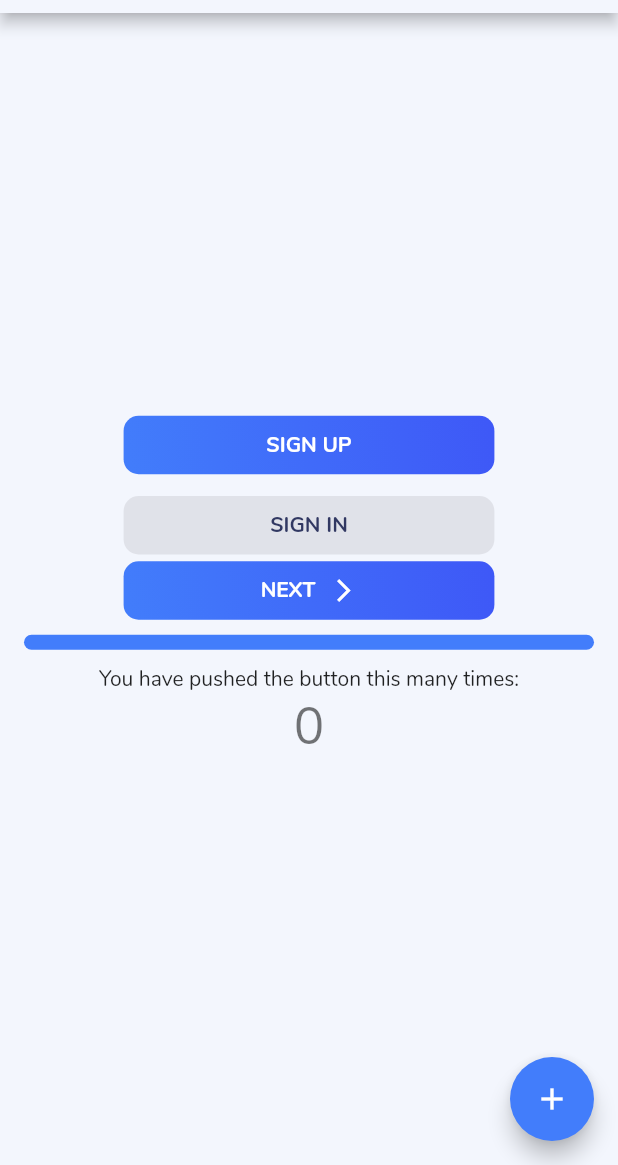
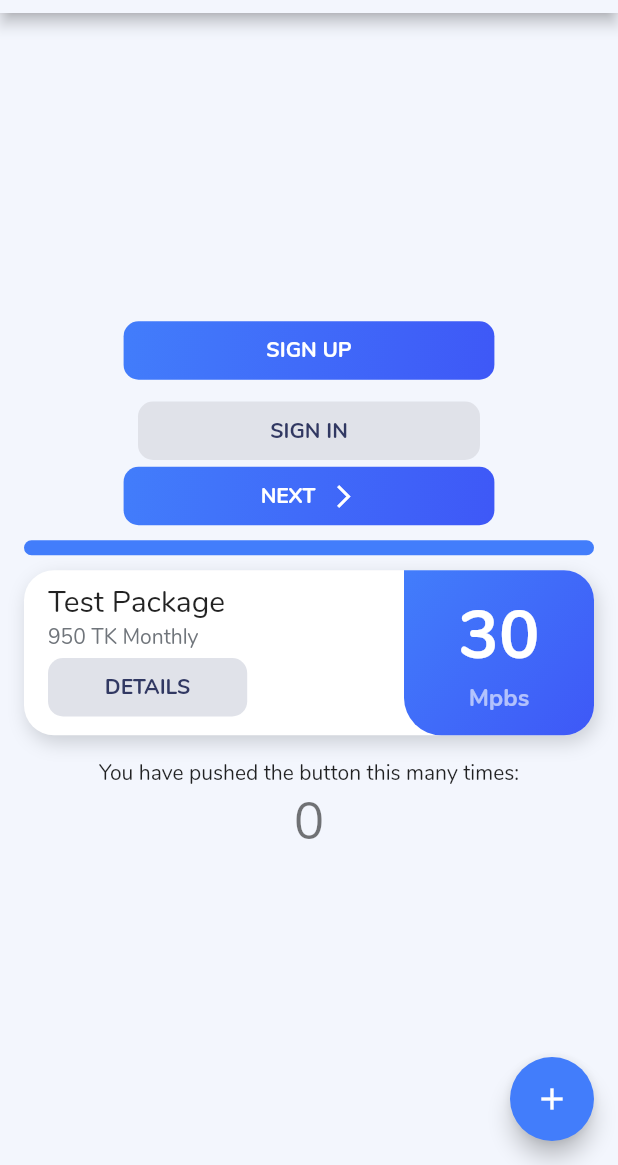
Before and after one commit to abuanwar072/Colbd_Flutter_App, a Flutter app: the screen it shows after launch, on a phone screen of 412 x 824 dp, the part 71-1236 px from its top. Run offline on Flutter 3.47's test engine with Material 2 defaults, Android fonts, the phone set to English and light mode, and no system bars.

Commit message:
package info card created

```diff
--- a/lib/constant.dart
+++ b/lib/constant.dart
@@ -2,11 +2,11 @@ import 'package:flutter/material.dart';
 
 const kSecondaryButtonColor = Color(0xFFE0E2E9);
 const kDefaultButtonColor = LinearGradient(
-  begin: Alignment.topRight,
-  end: Alignment.bottomLeft,
+  begin: Alignment.topLeft,
+  end: Alignment.bottomRight,
   colors: [
+    Color(0xFF427DFB),
     Color(0xFF3E58F7),
-    Color(0xFF427DFB),
   ],
 );
 const kGradientButtonColorBlack = LinearGradient(
--- a/lib/main.dart
+++ b/lib/main.dart
@@ -2,6 +2,7 @@ import 'package:colbd_app/constant.dart';
 import 'package:colbd_app/ui/sizing_information.dart';
 import 'package:colbd_app/ui/ui_utils.dart';
 import 'package:colbd_app/widgets/buttons.dart';
+import 'package:colbd_app/widgets/package_info_car.dart';
 import 'package:colbd_app/widgets/progress_Indicator.dart';
 import 'package:flutter/material.dart';
 
@@ -72,6 +73,12 @@ class _MyHomePageState extends State<MyHomePage> {
               SizedBox(
                 height: 10,
               ),
+              PackageInfoCard(
+                packageName: "Test Package",
+                press: () {},
+                price: 950,
+                speed: 30,
+              ),
               Text(
                 'You have pushed the button this many times:',
               ),
--- a/lib/widgets/buttons.dart
+++ b/lib/widgets/buttons.dart
@@ -1,4 +1,6 @@
 import 'package:colbd_app/constant.dart';
+import 'package:colbd_app/ui/sizing_information.dart';
+import 'package:colbd_app/ui/ui_utils.dart';
 import 'package:flutter/material.dart';
 
 class DefaultButton extends StatelessWidget {
@@ -42,17 +44,27 @@ class DefaultButton extends StatelessWidget {
 class SecondaryButton extends StatelessWidget {
   final String text;
   final Function press;
+  final double width;
 
   const SecondaryButton({
     @required this.press,
     @required this.text,
+    this.width = .6,
     Key key,
   }) : super(key: key);
 
   @override
   Widget build(BuildContext context) {
+    var mediaQuery = MediaQuery.of(context);
+    return LayoutBuilder(builder: (context, boxSizing) {
+      var sizingInformation = SizingInformation(
+        orientation: mediaQuery.orientation,
+        deviceType: getDeviceType(mediaQuery),
+        screenSize: mediaQuery.size,
+        localWidgetSize: Size(boxSizing.maxWidth, boxSizing.maxHeight),
+      );
       return Container(
-      width: MediaQuery.of(context).size.width * .6,
+        width: sizingInformation.localWidgetSize.width * width,
         child: FlatButton(
           padding: EdgeInsets.symmetric(horizontal: 16, vertical: 10),
           onPressed: press,
@@ -62,10 +74,12 @@ class SecondaryButton extends StatelessWidget {
           ),
           child: Text(
             text.toUpperCase(),
-          style: Theme.of(context).textTheme.button.copyWith(color: kTextColor),
+            style:
+                Theme.of(context).textTheme.button.copyWith(color: kTextColor),
           ),
         ),
       );
+    });
   }
 }
 
--- /dev/null
+++ b/lib/widgets/package_info_car.dart
@@ -0,0 +1,111 @@
+import 'package:colbd_app/constant.dart';
+import 'package:colbd_app/ui/sizing_information.dart';
+import 'package:colbd_app/ui/ui_utils.dart';
+import 'package:colbd_app/widgets/buttons.dart';
+import 'package:flutter/material.dart';
+
+class PackageInfoCard extends StatelessWidget {
+  final String packageName;
+  final int price;
+  final int speed;
+  final Function press;
+
+  const PackageInfoCard({
+    @required this.packageName,
+    @required this.press,
+    @required this.price,
+    @required this.speed,
+    Key key,
+  }) : super(key: key);
+
+  @override
+  Widget build(BuildContext context) {
+    // var mediaQuery = MediaQuery.of(context);
+    return LayoutBuilder(builder: (context, boxSizing) {
+      // var sizingInformation = SizingInformation(
+      //   orientation: mediaQuery.orientation,
+      //   deviceType: getDeviceType(mediaQuery),
+      //   screenSize: mediaQuery.size,
+      //   localWidgetSize: Size(boxSizing.maxWidth, boxSizing.maxHeight),
+      // );
+
+      return Container(
+        height: 110,
+        margin: EdgeInsets.only(bottom: 16),
+        decoration: BoxDecoration(
+          color: kWhiteColor,
+          borderRadius: BorderRadius.circular(20),
+          boxShadow: [
+            BoxShadow(
+              offset: Offset(2, 5),
+              blurRadius: 10,
+              color: kGeayTextColor.withOpacity(0.3),
+            ),
+          ],
+        ),
+        child: Row(
+          children: <Widget>[
+            Expanded(
+              flex: 4,
+              child: Container(
+                padding: EdgeInsets.symmetric(horizontal: 16, vertical: 8),
+                // height: 100,
+                child: Column(
+                  crossAxisAlignment: CrossAxisAlignment.start,
+                  mainAxisAlignment: MainAxisAlignment.spaceBetween,
+                  children: <Widget>[
+                    Text(
+                      packageName,
+                      style: Theme.of(context).textTheme.title,
+                      maxLines: 1,
+                      overflow: TextOverflow.ellipsis,
+                    ),
+                    Text(
+                      "$price TK Monthly",
+                      style: Theme.of(context).textTheme.body1.copyWith(
+                            color: kGeayTextColor,
+                          ),
+                    ),
+                    SecondaryButton(press: press, text: "Details")
+                  ],
+                ),
+              ),
+            ),
+            Expanded(
+              flex: 2,
+              child: Container(
+                padding: EdgeInsets.all(10),
+                decoration: BoxDecoration(
+                  gradient: kDefaultButtonColor,
+                  borderRadius: BorderRadius.only(
+                    topRight: Radius.circular(20),
+                    bottomRight: Radius.circular(20),
+                    bottomLeft: Radius.circular(25),
+                  ),
+                ),
+                child: Column(
+                  mainAxisAlignment: MainAxisAlignment.center,
+                  children: <Widget>[
+                    Text(
+                      "$speed",
+                      style: Theme.of(context).textTheme.display2.copyWith(
+                            color: kWhiteColor,
+                            fontWeight: FontWeight.bold,
+                          ),
+                    ),
+                    Text(
+                      "Mpbs",
+                      style: Theme.of(context).textTheme.subhead.copyWith(
+                          fontWeight: FontWeight.bold,
+                          color: kWhiteColor.withOpacity(0.6)),
+                    ),
+                  ],
+                ),
+              ),
+            )
+          ],
+        ),
+      );
+    });
+  }
+}
```
Lines whose indentation alone changed are shown as unchanged.
